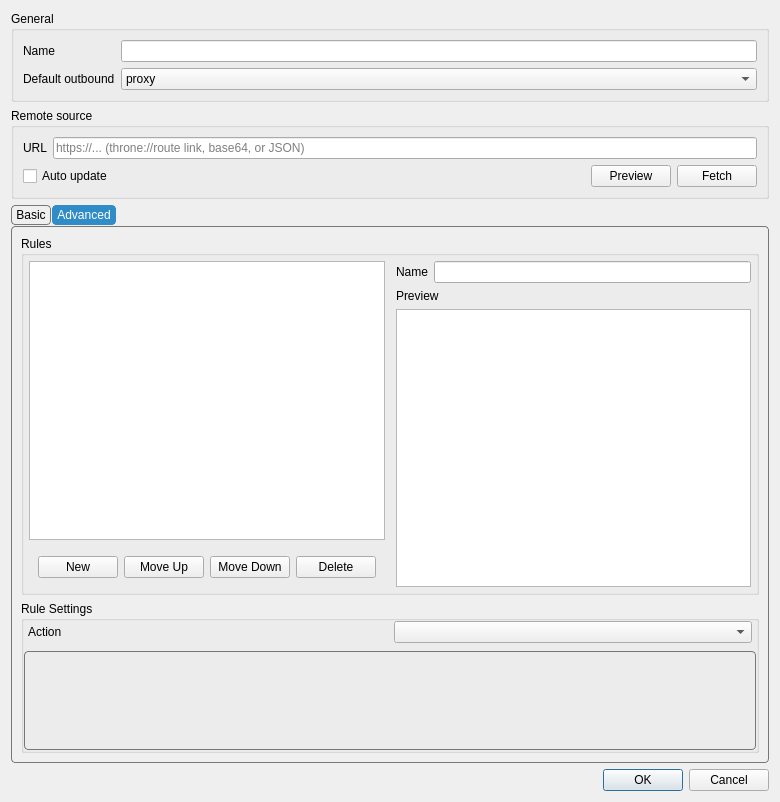
Qt form include/ui/setting/RouteItem.ui (throneproj/Throne) before a commit.
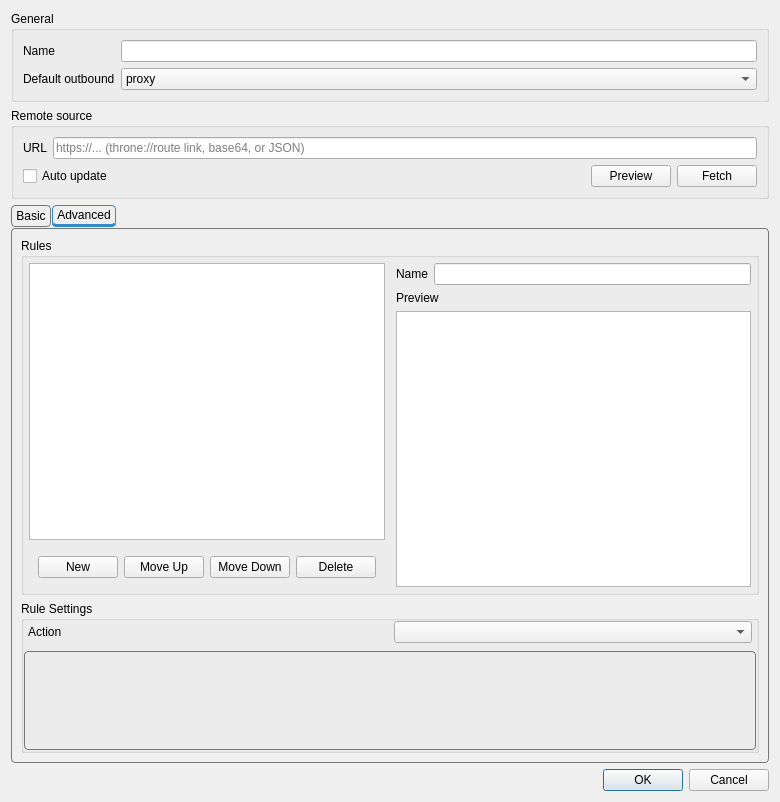
The same form after that commit. The open tabs and pages were chosen to show the change.

Commit message:
Mark the active tab with a thicker bottom edge instead of a fill
Filling the selected tab with palette(highlight) follows the OS accent on
the System, Fusion and windows11 themes, which is the wrong color when the
accent does not match the theme. Keep the edge approach and make it
visible instead: the selected tab gets a 3px bottom edge in the same
highlight color the 1px border already uses, and the unselected tabs get
a transparent one so every tab keeps the same height.

```diff
--- a/include/ui/setting/RouteItem.ui
+++ b/include/ui/setting/RouteItem.ui
@@ -154,6 +154,7 @@
 
 QTabBar::tab {
     border: 1px solid #777777;
+    border-bottom: 3px solid transparent;
     border-radius: 4px;
 
     padding: 2px 4px;
@@ -162,8 +163,7 @@
 
 QTabBar::tab:selected {
     border: 1px solid palette(highlight);
-    background: palette(highlight);
-    color: palette(highlighted-text);
+    border-bottom: 3px solid palette(highlight);
 }
 
 QTabBar::tab:!selected {
```
Left out of the diff: 4 changed lines with no effect on the pictures. The commit also changes 6 other files.
